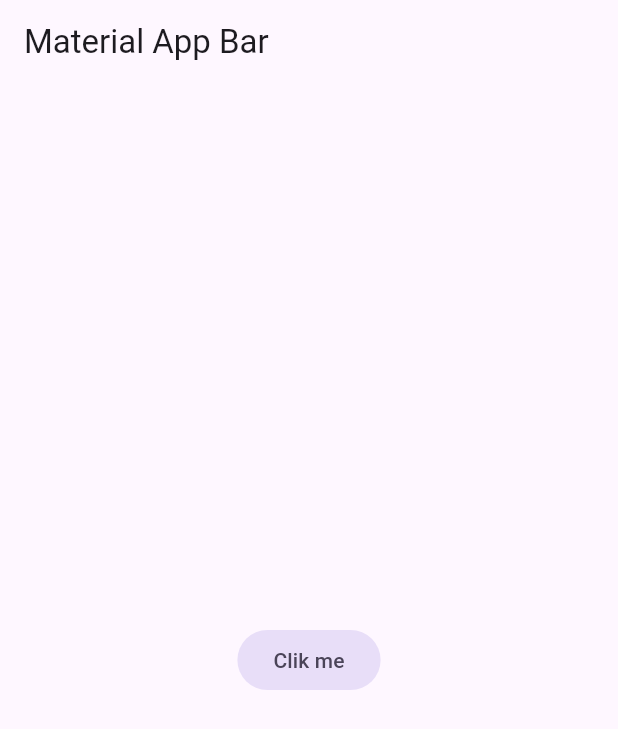
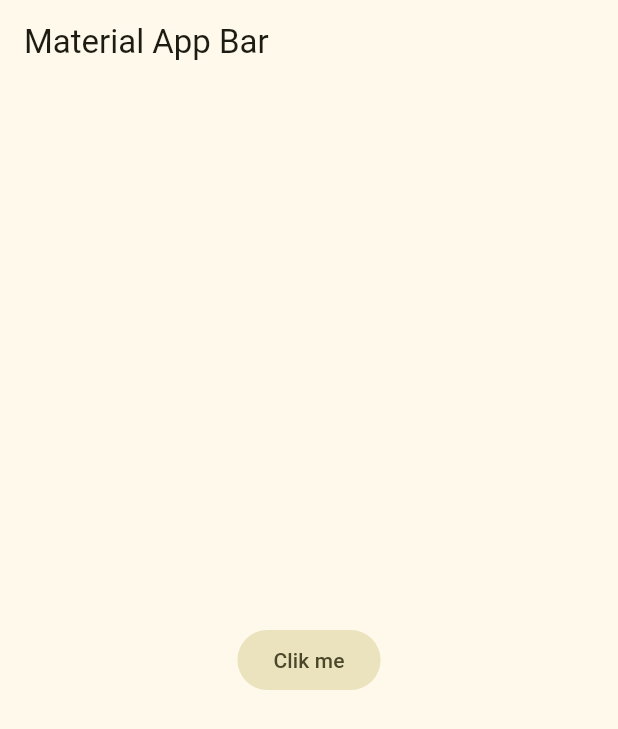
Before and after one commit to Erebuxs/Yes_No_App, a Flutter app: the screen it shows after launch, on a phone screen of 412 x 824 dp. Shown: the top 729 px of the screen. Run offline on Flutter 3.47's test engine with Material 3 defaults, Android fonts, the phone set to English and light mode, and no system bars.

Commit message:
Se creo la clase AppTheme con temas

```diff
--- /dev/null
+++ b/lib/config/theme/app_theme.dart
@@ -0,0 +1,27 @@
+import 'package:flutter/material.dart';
+
+const Color _customColor = Color(0xFF5C11D4);
+const List<Color> _colorThemes = [
+  _customColor,
+  Colors.blue,
+  Colors.teal,
+  Colors.green,
+  Colors.yellow,
+  Colors.orange,
+  Colors.pink,
+];
+
+class AppTheme {
+  final int selectedColor;
+
+  AppTheme({this.selectedColor = 0})
+    : assert(selectedColor >= 0 && selectedColor <= _colorThemes.length -1,
+    'Color must be between 0 and ${_colorThemes.length}');
+
+  ThemeData theme() {
+    return ThemeData(
+      useMaterial3: true,
+      colorSchemeSeed: _colorThemes[selectedColor],
+    );
+  }
+}
--- a/lib/main.dart
+++ b/lib/main.dart
@@ -1,4 +1,5 @@
 import 'package:flutter/material.dart';
+import 'package:yes_no_app/config/theme/app_theme.dart';
 
 void main() => runApp(const MyApp());
 
@@ -10,6 +11,7 @@ class MyApp extends StatelessWidget {
     return MaterialApp(
       title: 'Yes No App',
       debugShowCheckedModeBanner: false,
+      theme: AppTheme(selectedColor: 4).theme(),
       home: Scaffold(
         appBar: AppBar(
           title: const Text('Material App Bar'),
```
